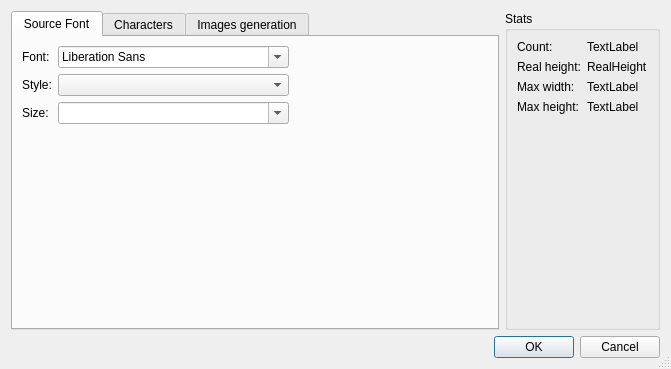
Above: controls/fonts/font-new/dialogfontselect.ui from riuson/lcd-image-converter before the change. Below: the same form after it.
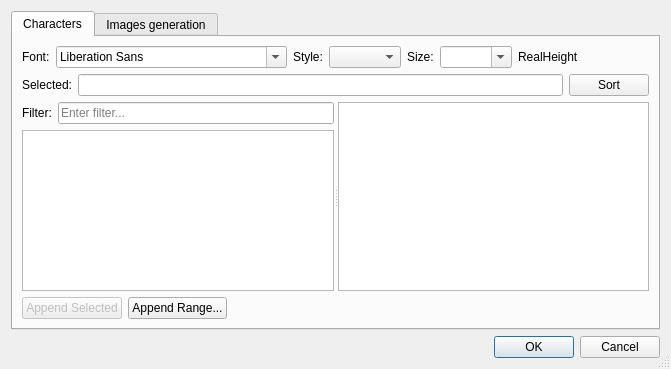
That is the form after the change.

Commit message: Removed first tabpage

```diff
--- a/controls/fonts/font-new/dialogfontselect.ui
+++ b/controls/fonts/font-new/dialogfontselect.ui
@@ -24,50 +24,53 @@
        <property name="currentIndex">
         <number>0</number>
        </property>
-       <widget class="QWidget" name="tab">
+       <widget class="QWidget" name="tab_3">
         <attribute name="title">
-         <string>Source Font</string>
+         <string>Characters</string>
         </attribute>
-        <layout class="QVBoxLayout" name="verticalLayout_6">
+        <layout class="QVBoxLayout" name="verticalLayout_2">
          <item>
           <layout class="QHBoxLayout" name="horizontalLayout_3">
            <item>
-            <layout class="QFormLayout" name="formLayout">
-             <item row="0" column="0">
               <widget class="QLabel" name="label">
                <property name="text">
                 <string>Font:</string>
                </property>
               </widget>
              </item>
-             <item row="0" column="1">
+           <item>
               <widget class="QFontComboBox" name="fontComboBox"/>
              </item>
-             <item row="1" column="0">
+           <item>
               <widget class="QLabel" name="label_3">
                <property name="text">
                 <string>Style:</string>
                </property>
               </widget>
              </item>
-             <item row="1" column="1">
+           <item>
               <widget class="QComboBox" name="comboBoxStyle"/>
              </item>
-             <item row="2" column="0">
+           <item>
               <widget class="QLabel" name="label_2">
                <property name="text">
                 <string>Size:</string>
                </property>
               </widget>
              </item>
-             <item row="2" column="1">
+           <item>
               <widget class="QComboBox" name="comboBoxSize">
                <property name="editable">
                 <bool>true</bool>
                </property>
               </widget>
              </item>
-            </layout>
+           <item>
+            <widget class="QLabel" name="labelRealHeight">
+             <property name="text">
+              <string>RealHeight</string>
+             </property>
+            </widget>
            </item>
            <item>
             <spacer name="horizontalSpacer_4">
@@ -85,26 +88,6 @@
           </layout>
          </item>
          <item>
-          <spacer name="verticalSpacer_2">
-           <property name="orientation">
-            <enum>Qt::Vertical</enum>
-           </property>
-           <property name="sizeHint" stdset="0">
-            <size>
-             <width>20</width>
-             <height>40</height>
-            </size>
-           </property>
-          </spacer>
-         </item>
-        </layout>
-       </widget>
-       <widget class="QWidget" name="tab_3">
-        <attribute name="title">
-         <string>Characters</string>
-        </attribute>
-        <layout class="QVBoxLayout" name="verticalLayout_2">
-         <item>
           <layout class="QHBoxLayout" name="horizontalLayout">
            <item>
             <widget class="QLabel" name="label_4">
@@ -325,75 +308,6 @@
        </widget>
       </widget>
      </item>
-     <item>
-      <widget class="QGroupBox" name="groupBox">
-       <property name="title">
-        <string>Stats</string>
-       </property>
-       <layout class="QVBoxLayout" name="verticalLayout_3">
-        <item>
-         <layout class="QFormLayout" name="formLayout_3">
-          <item row="1" column="0">
-           <widget class="QLabel" name="label_7">
-            <property name="text">
-             <string>Real height:</string>
-            </property>
-           </widget>
-          </item>
-          <item row="1" column="1">
-           <widget class="QLabel" name="labelRealHeight">
-            <property name="text">
-             <string>RealHeight</string>
-            </property>
-           </widget>
-          </item>
-          <item row="0" column="0">
-           <widget class="QLabel" name="label_6">
-            <property name="text">
-             <string>Count:</string>
-            </property>
-           </widget>
-          </item>
-          <item row="0" column="1">
-           <widget class="QLabel" name="labelCharactersCount">
-            <property name="text">
-             <string>TextLabel</string>
-            </property>
-           </widget>
-          </item>
-          <item row="2" column="0">
-           <widget class="QLabel" name="label_9">
-            <property name="text">
-             <string>Max width:</string>
-            </property>
-           </widget>
-          </item>
-          <item row="2" column="1">
-           <widget class="QLabel" name="labelMaxWidth">
-            <property name="text">
-             <string>TextLabel</string>
-            </property>
-           </widget>
-          </item>
-          <item row="3" column="0">
-           <widget class="QLabel" name="label_11">
-            <property name="text">
-             <string>Max height:</string>
-            </property>
-           </widget>
-          </item>
-          <item row="3" column="1">
-           <widget class="QLabel" name="labelMaxHeight">
-            <property name="text">
-             <string>TextLabel</string>
-            </property>
-           </widget>
-          </item>
-         </layout>
-        </item>
-       </layout>
-      </widget>
-     </item>
     </layout>
    </item>
    <item>
```
Lines whose indentation alone changed are shown as unchanged.
